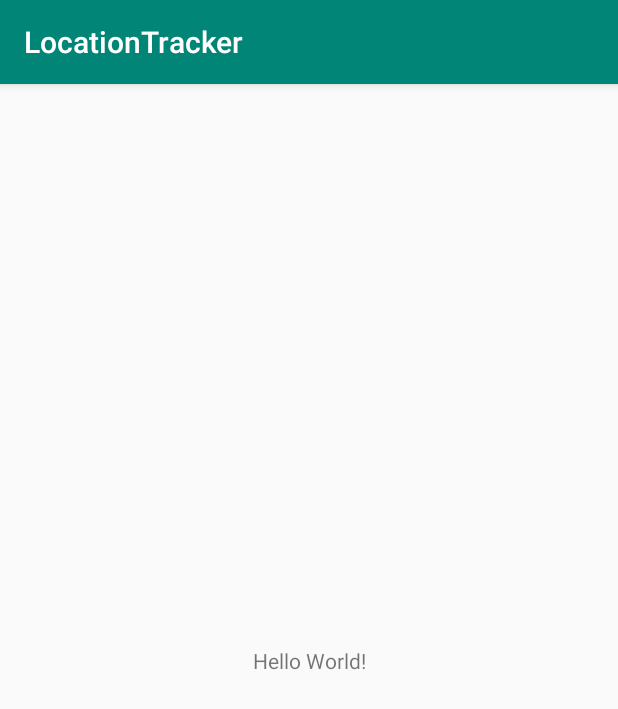
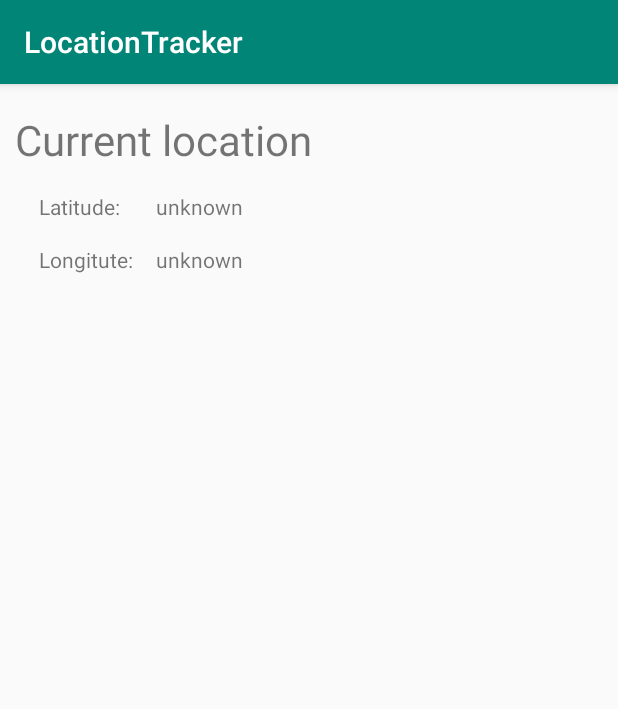
Before and after one commit to ArtemisSoftware/Location-Tracker, an Android app: the screen it shows after launch (MainActivity), on a phone screen of 412 x 824 dp. Shown: the top 709 px of the screen. Run offline under Robolectric (Android 15) with nearby library versions, the phone set to English and light mode, and no system bars.

Commit message:
Layout activity_main

```diff
--- a/app/build.gradle
+++ b/app/build.gradle
@@ -34,4 +34,7 @@ dependencies {
     androidTestImplementation 'androidx.test.espresso:espresso-core:3.2.0'
 
     androidTestImplementation 'androidx.test.ext:junit:1.0.0'
+
+    implementation 'com.google.android.material:material:1.0.0'
+
 }
--- a/app/src/main/res/layout/activity_main.xml
+++ b/app/src/main/res/layout/activity_main.xml
@@ -6,13 +6,78 @@
     android:layout_height="match_parent"
     tools:context=".MainActivity">
 
-    <TextView
-        android:layout_width="wrap_content"
+    <LinearLayout
+        android:layout_width="match_parent"
         android:layout_height="wrap_content"
-        android:text="Hello World!"
-        app:layout_constraintBottom_toBottomOf="parent"
-        app:layout_constraintLeft_toLeftOf="parent"
-        app:layout_constraintRight_toRightOf="parent"
-        app:layout_constraintTop_toTopOf="parent" />
+        android:layout_marginTop="8dp"
+        android:orientation="vertical"
+        android:padding="10dp"
+        app:layout_constraintStart_toStartOf="parent"
+        app:layout_constraintTop_toTopOf="parent">
+
+
+        <LinearLayout
+            android:layout_width="match_parent"
+            android:layout_height="wrap_content"
+            android:orientation="horizontal">
+
+            <TextView
+                android:layout_width="wrap_content"
+                android:layout_height="wrap_content"
+                android:text="Current location "
+                android:textSize="28dp"></TextView>
+
+        </LinearLayout>
+
+
+
+        <androidx.constraintlayout.widget.ConstraintLayout
+            android:layout_width="match_parent"
+            android:layout_height="wrap_content">
+
+
+            <TextView
+                android:id="@+id/textView"
+                android:layout_width="wrap_content"
+                android:layout_height="wrap_content"
+                android:layout_marginStart="16dp"
+                android:layout_marginTop="16dp"
+                android:text="Latitude:"
+                app:layout_constraintStart_toStartOf="parent"
+                app:layout_constraintTop_toTopOf="parent" />
+
+            <TextView
+                android:id="@+id/textView2"
+                android:layout_width="wrap_content"
+                android:layout_height="wrap_content"
+                android:layout_marginStart="24dp"
+                android:text="unknown"
+                app:layout_constraintStart_toEndOf="@+id/textView"
+                app:layout_constraintTop_toTopOf="@+id/textView" />
+
+            <TextView
+                android:id="@+id/textView3"
+                android:layout_width="wrap_content"
+                android:layout_height="wrap_content"
+                android:layout_marginStart="16dp"
+                android:layout_marginTop="16dp"
+                android:layout_marginBottom="16dp"
+                android:text="Longitute:"
+                app:layout_constraintBottom_toBottomOf="parent"
+                app:layout_constraintStart_toStartOf="parent"
+                app:layout_constraintTop_toBottomOf="@+id/textView" />
+
+            <TextView
+                android:id="@+id/textView4"
+                android:layout_width="wrap_content"
+                android:layout_height="wrap_content"
+                android:text="unknown"
+                app:layout_constraintStart_toStartOf="@+id/textView2"
+                app:layout_constraintTop_toTopOf="@+id/textView3" />
+        </androidx.constraintlayout.widget.ConstraintLayout>
+
+
+
+    </LinearLayout>
 
 </androidx.constraintlayout.widget.ConstraintLayout>
```
